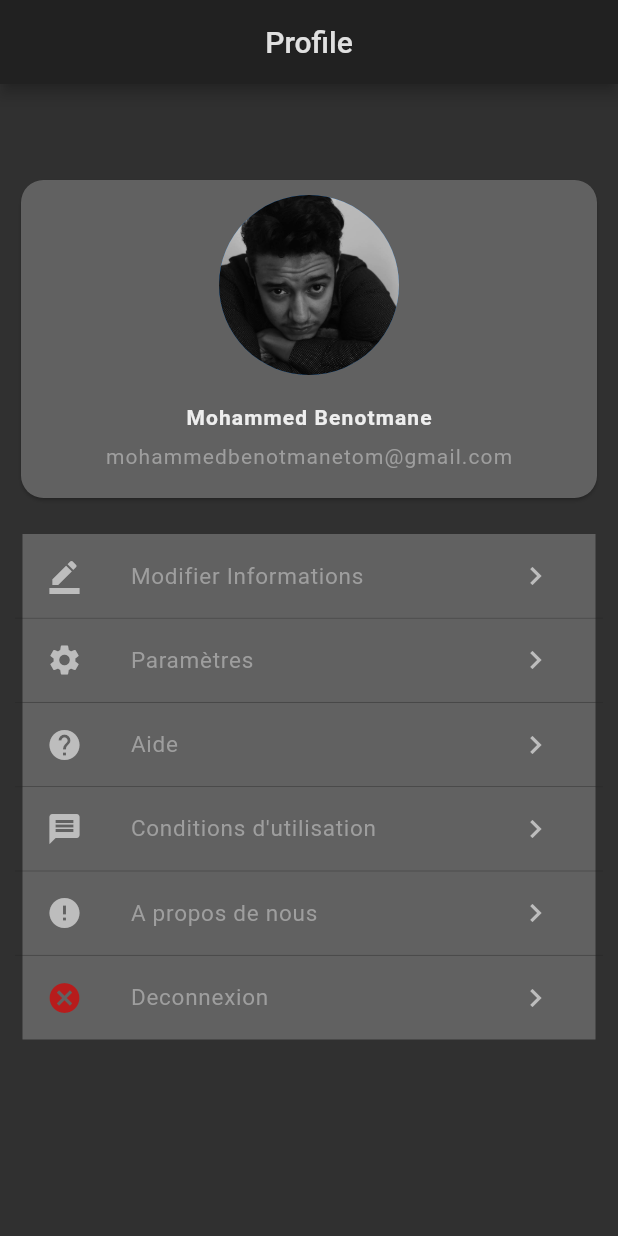
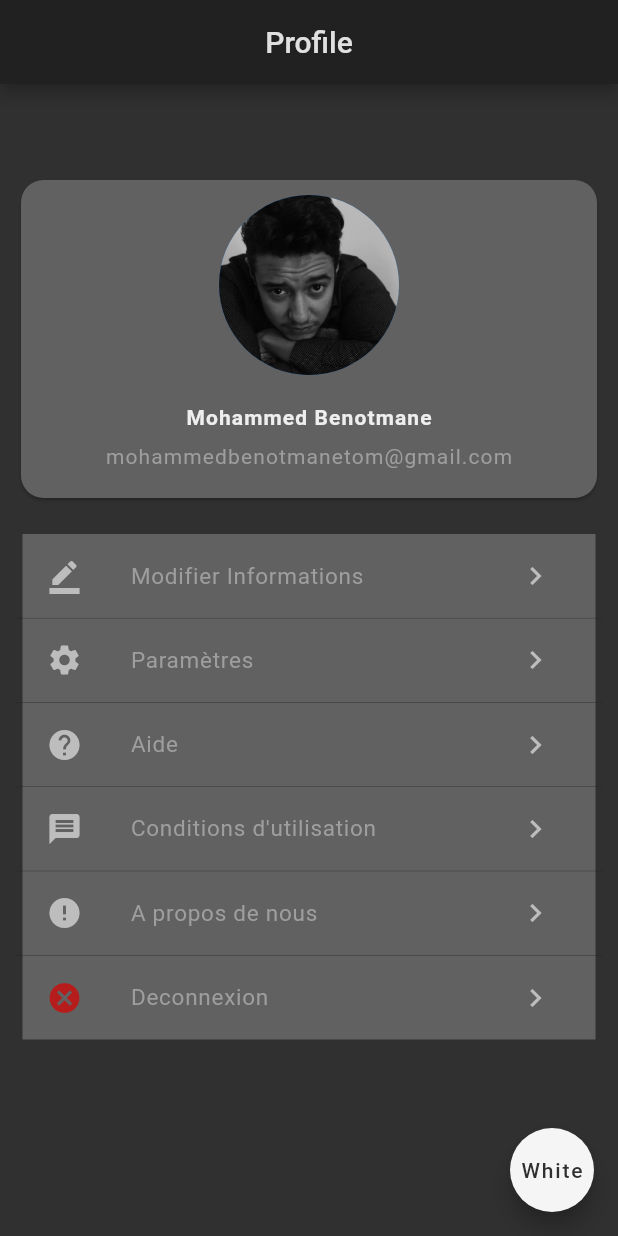
Before and after one commit to Mohammed-Benotmane/Suits-Store-app, a Flutter app: the screen it shows after launch, on a phone screen of 412 x 824 dp. Run offline on Flutter 3.47's test engine with Material 2 defaults, Android fonts, the phone set to English and light mode, and no system bars.

Commit message:
add white theme

```diff
--- a/lib/main.dart
+++ b/lib/main.dart
@@ -11,19 +11,34 @@ class Profile extends StatefulWidget {
 }
 
 class _ProfileState extends State<Profile> {
+  bool pressed = true;
+
   @override
   Widget build(BuildContext context) {
     return Scaffold(
-      backgroundColor: Colors.grey[850],
+      backgroundColor: pressed ? Colors.grey[850] : Colors.grey[300],
       appBar: AppBar(
         title: Text(
-            'Profile',
-            style: TextStyle(
-              color: Colors.grey[300],
-            ),
+          'Profile',
+          style: pressed
+              ? TextStyle(
+                  color: Colors.grey[300],
+                )
+              : TextStyle(
+                  color: Colors.grey[800],
+                ),
         ),
         centerTitle: true,
-        backgroundColor: Colors.grey[900],
+        backgroundColor: pressed ? Colors.grey[900] : Colors.grey[100],
+      ),
+      floatingActionButton: FloatingActionButton(
+        child: pressed ?Text('White', style: TextStyle(color: Colors.grey[850]),):Text('Dark'),
+        backgroundColor: pressed ?Colors.grey[100]:Colors.grey[850],
+        onPressed: () {
+          setState(() {
+            pressed = !pressed;
+          });
+        },
       ),
       body: Padding(
         padding: const EdgeInsets.all(10.0),
@@ -37,7 +52,7 @@ class _ProfileState extends State<Profile> {
               shape: RoundedRectangleBorder(
                 borderRadius: BorderRadius.circular(15.0),
               ),
-              color: Colors.grey[700],
+              color: pressed ? Colors.grey[700] : Colors.grey[100],
               child: Column(
                 children: <Widget>[
                   SizedBox(
@@ -56,7 +71,7 @@ class _ProfileState extends State<Profile> {
                         fontSize: 14.0,
                         fontWeight: FontWeight.bold,
                         letterSpacing: 0.75,
-                        color: Colors.grey[200]),
+                        color: pressed ? Colors.grey[200] : Colors.grey[900]),
                   ),
                   SizedBox(
                     height: 10.0,
@@ -80,11 +95,11 @@ class _ProfileState extends State<Profile> {
             ),
             Container(
               margin: EdgeInsets.fromLTRB(5.0, 0.0, 5.0, 0.0),
-              color: Colors.grey[700],
+              color:pressed ?Colors.grey[700]:Colors.grey[100],
               child: ListTile(
                 leading: Icon(
                   Icons.border_color,
-                  color: Colors.grey[400],
+                  color:pressed ?Colors.grey[400]:Colors.grey[800],
                 ),
                 title: Text(
                   'Modifier Informations',
@@ -94,19 +109,23 @@ class _ProfileState extends State<Profile> {
                     letterSpacing: 0.5,
                   ),
                 ),
-                trailing:
-                    IconButton(icon: Icon(Icons.navigate_next), onPressed: () {},
-                    color: Colors.grey[400],),
+                trailing: IconButton(
+                  icon: Icon(Icons.navigate_next),
+                  onPressed: () {},
+                  color: Colors.grey[400],
+                ),
               ),
             ),
-            Divider(height: 0.20,),
+            Divider(
+              height: 0.20,
+            ),
             Container(
               margin: EdgeInsets.fromLTRB(5.0, 0.0, 5.0, 0.0),
-              color: Colors.grey[700],
+              color: pressed ?Colors.grey[700]:Colors.grey[100],
               child: ListTile(
                 leading: Icon(
                   Icons.settings,
-                  color: Colors.grey[400],
+                  color: pressed ?Colors.grey[400]:Colors.grey[800],
                 ),
                 title: Text(
                   'Paramètres',
@@ -116,19 +135,23 @@ class _ProfileState extends State<Profile> {
                     letterSpacing: 0.5,
                   ),
                 ),
-                trailing:
-                IconButton(icon: Icon(Icons.navigate_next), onPressed: () {},
-                  color: Colors.grey[400],),
+                trailing: IconButton(
+                  icon: Icon(Icons.navigate_next),
+                  onPressed: () {},
+                  color: Colors.grey[400],
+                ),
               ),
             ),
-            Divider(height: 0.20,),
+            Divider(
+              height: 0.20,
+            ),
             Container(
               margin: EdgeInsets.fromLTRB(5.0, 0.0, 5.0, 0.0),
-              color: Colors.grey[700],
+              color: pressed ?Colors.grey[700]:Colors.grey[100],
               child: ListTile(
                 leading: Icon(
                   Icons.help,
-                  color: Colors.grey[400],
+                  color: pressed ?Colors.grey[400]:Colors.grey[800],
                 ),
                 title: Text(
                   'Aide',
@@ -138,19 +161,23 @@ class _ProfileState extends State<Profile> {
                     letterSpacing: 0.5,
                   ),
                 ),
-                trailing:
-                IconButton(icon: Icon(Icons.navigate_next), onPressed: () {},
-                  color: Colors.grey[400],),
+                trailing: IconButton(
+                  icon: Icon(Icons.navigate_next),
+                  onPressed: () {},
+                  color: Colors.grey[400],
+                ),
               ),
             ),
-            Divider(height: 0.20,),
+            Divider(
+              height: 0.20,
+            ),
             Container(
               margin: EdgeInsets.fromLTRB(5.0, 0.0, 5.0, 0.0),
-              color: Colors.grey[700],
+              color: pressed ?Colors.grey[700]:Colors.grey[100],
               child: ListTile(
                 leading: Icon(
                   Icons.message,
-                  color: Colors.grey[400],
+                  color: pressed ?Colors.grey[400]:Colors.grey[800],
                 ),
                 title: Text(
                   'Conditions d\'utilisation',
@@ -160,19 +187,23 @@ class _ProfileState extends State<Profile> {
                     letterSpacing: 0.5,
                   ),
                 ),
-                trailing:
-                IconButton(icon: Icon(Icons.navigate_next), onPressed: () {},
-                  color: Colors.grey[400],),
+                trailing: IconButton(
+                  icon: Icon(Icons.navigate_next),
+                  onPressed: () {},
+                  color: Colors.grey[400],
+                ),
               ),
             ),
-            Divider(height: 0.20,),
+            Divider(
+              height: 0.20,
+            ),
             Container(
               margin: EdgeInsets.fromLTRB(5.0, 0.0, 5.0, 0.0),
-              color: Colors.grey[700],
+              color: pressed ?Colors.grey[700]:Colors.grey[100],
               child: ListTile(
                 leading: Icon(
                   Icons.error,
-                  color: Colors.grey[400],
+                  color: pressed ?Colors.grey[400]:Colors.grey[800],
                 ),
                 title: Text(
                   'A propos de nous',
@@ -182,15 +213,19 @@ class _ProfileState extends State<Profile> {
                     letterSpacing: 0.5,
                   ),
                 ),
-                trailing:
-                IconButton(icon: Icon(Icons.navigate_next), onPressed: () {},
-                  color: Colors.grey[400],),
+                trailing: IconButton(
+                  icon: Icon(Icons.navigate_next),
+                  onPressed: () {},
+                  color: Colors.grey[400],
+                ),
               ),
             ),
-            Divider(height: 0.20,),
+            Divider(
+              height: 0.20,
+            ),
             Container(
               margin: EdgeInsets.fromLTRB(5.0, 0.0, 5.0, 0.0),
-              color: Colors.grey[700],
+              color: pressed ?Colors.grey[700]:Colors.grey[100],
               child: ListTile(
                 leading: Icon(
                   Icons.cancel,
@@ -204,12 +239,13 @@ class _ProfileState extends State<Profile> {
                     letterSpacing: 0.5,
                   ),
                 ),
-                trailing:
-                IconButton(icon: Icon(Icons.navigate_next), onPressed: () {},
-                  color: Colors.grey[400],),
+                trailing: IconButton(
+                  icon: Icon(Icons.navigate_next),
+                  onPressed: () {},
+                  color: Colors.grey[400],
+                ),
               ),
             ),
-
           ],
         ),
       ),
```
